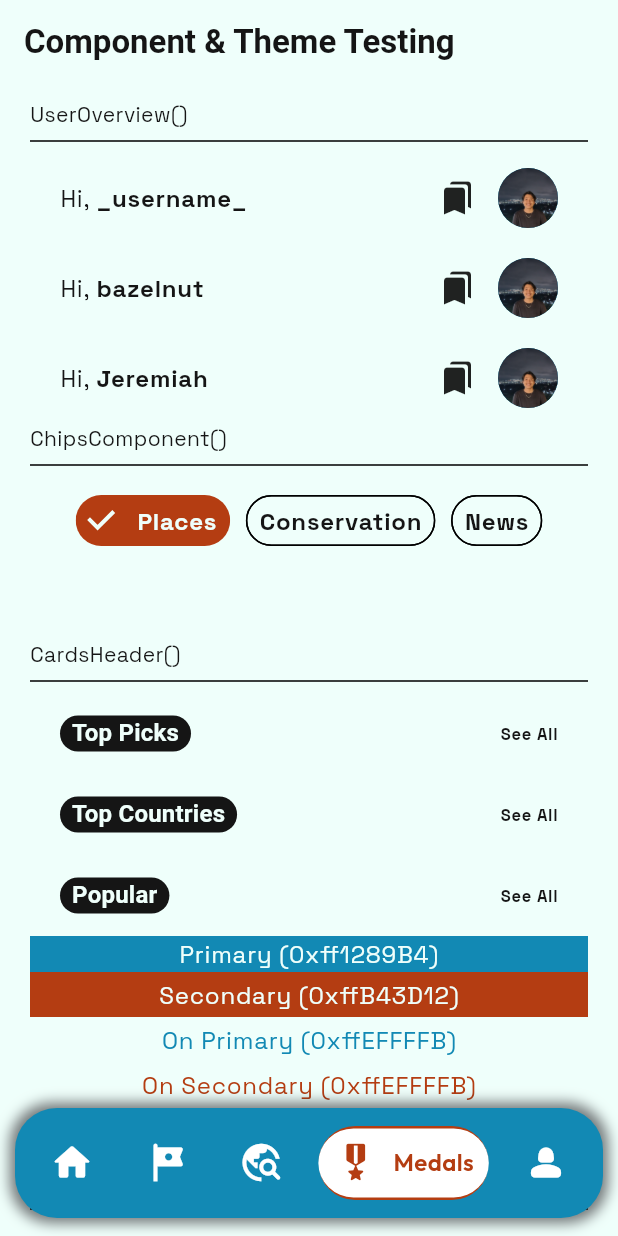
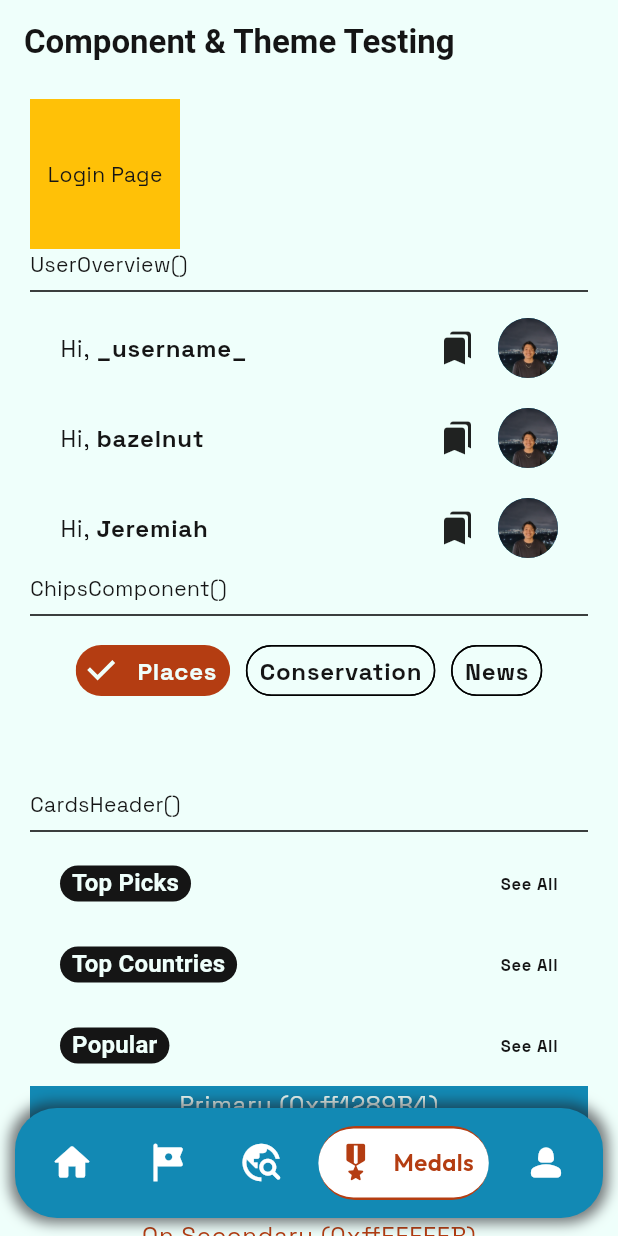
Before and after one commit to baxelnut/virtual_tourism, a Flutter app: the screen it shows after launch, item 4 of the bottom bar chosen, on a phone screen of 412 x 824 dp. Run offline on Flutter 3.47's test engine with Material 3 defaults, Android fonts, the phone set to English and light mode, and no system bars; drawn by our look-alikes of google_nav_bar; our stand-ins replace firebase_auth, firebase_core, flutter_dotenv, google_fonts, shared_preferences; missing offline and left inert: panorama_viewer; accounts and stored records are empty; network calls fail; Roboto replaces fonts that are missing (Italiana).

Commit message:
login init

```diff
--- a/lib/src/app.dart
+++ b/lib/src/app.dart
@@ -7,6 +7,7 @@ import 'package:virtual_tourism/src/pages/explore/explore_page.dart';
 import 'package:virtual_tourism/src/pages/settings/settings_page.dart';
 import 'package:virtual_tourism/src/pages/tour/tour_page.dart';
 
+import 'data/theme/theme.dart';
 import 'data/theme/theme_provider.dart';
 import 'pages/medals/medals_page.dart';
 import 'pages/home/home_page.dart';
@@ -41,11 +42,16 @@ class _MyAppState extends State<MyApp> {
   @override
   Widget build(BuildContext context) {
     final themeProvider = Provider.of<ThemeProvider>(context);
+    final bool isDark =
+        Provider.of<ThemeProvider>(context).themeData == darkMode;
     final theme = Theme.of(context);
     TextStyle customTextStyle = GoogleFonts.outfit(
-      textStyle: const TextStyle(
-          fontSize: 16, fontWeight: FontWeight.w600, color: Color(0xffB43D12)),
+      textStyle: TextStyle(
+          fontSize: 16,
+          fontWeight: FontWeight.w600,
+          color: isDark ? const Color(0xffCE4919) : const Color(0xffB43D12)),
     );
+
     return MaterialApp(
       theme: themeProvider.themeData,
       debugShowCheckedModeBanner: false,
@@ -73,7 +79,7 @@ class _MyAppState extends State<MyApp> {
           padding: const EdgeInsets.symmetric(horizontal: 10, vertical: 12),
           child: Container(
             decoration: BoxDecoration(
-              color: const Color(0xff1289B4),
+              color: isDark ? const Color(0xff045980) : const Color(0xff1289B4),
               borderRadius: BorderRadius.circular(28),
               // border: Border.all(color: Colors.black),
               boxShadow: [
--- a/lib/src/data/theme/theme.dart
+++ b/lib/src/data/theme/theme.dart
@@ -68,8 +68,8 @@ ThemeData darkMode = ThemeData(
   useMaterial3: true,
   brightness: Brightness.dark,
   colorScheme: const ColorScheme.dark(
-    primary: Color(0xff1289B4),
-    secondary: Color(0xffB43D12),
+    primary: Color(0xff045980),
+    secondary: Color(0xffCE4919),
     onPrimary: Color(0xffEFFFFB),
     onSecondary: Color(0xffEFFFFB),
     surface: Color(0xff121212),
--- a/lib/src/pages/medals/medals_page.dart
+++ b/lib/src/pages/medals/medals_page.dart
@@ -3,6 +3,7 @@ import 'package:flutter/material.dart';
 import '../../components/cards_header.dart';
 import '../../components/chips_component.dart';
 import '../../components/user_overview.dart';
+import '../../login/login_page.dart';
 
 class MedalsPage extends StatelessWidget {
   const MedalsPage({super.key});
@@ -21,6 +22,22 @@ class MedalsPage extends StatelessWidget {
           child: Column(
             crossAxisAlignment: CrossAxisAlignment.start,
             children: [
+              // page test
+              GestureDetector(
+                onTap: () {
+                  Navigator.of(context).push(
+                    MaterialPageRoute(builder: (context) => const LoginPage()),
+                  );
+                },
+                child: Container(
+                  width: 100,
+                  height: 100,
+                  color: Colors.amber,
+                  child: const Center(
+                    child: Text('Login Page'),
+                  ),
+                ),
+              ),
               // component
               const Text('UserOverview()'),
               const Divider(),
```
Also changed, not shown: lib/src/auth/auth.dart (added, +21 -0 lines), lib/src/login/login_page.dart (added, +106 -0 lines), lib/src/pages/settings/settings_tiles.dart (+13 -9 lines).
